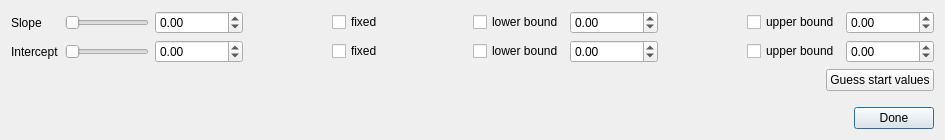
Above: pensant/ui/linearModelFitParameters.ui from syncope/pensant before the change. Below: the same form after it.
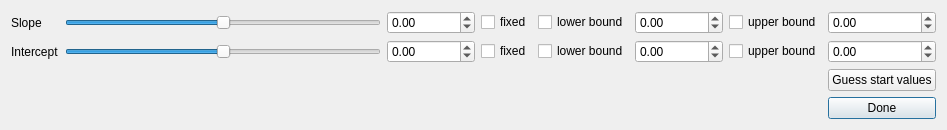
That is the form after the change.

Commit message: + first part: ui/designer for issue #6 #7 #8 and #9 : sliders more sensitive plus grid layout

```diff
--- a/pensant/ui/linearModelFitParameters.ui
+++ b/pensant/ui/linearModelFitParameters.ui
@@ -6,8 +6,8 @@
    <rect>
     <x>0</x>
     <y>0</y>
-    <width>945</width>
-    <height>140</height>
+    <width>947</width>
+    <height>128</height>
    </rect>
   </property>
   <property name="windowTitle">
@@ -16,100 +16,43 @@
   <layout class="QGridLayout" name="gridLayout_2">
    <item row="0" column="0">
     <layout class="QGridLayout" name="gridLayout">
-     <item row="0" column="1">
-      <layout class="QHBoxLayout" name="horizontalLayout">
-       <item>
-        <widget class="QSlider" name="slopeSlider">
-         <property name="maximum">
-          <number>50</number>
-         </property>
-         <property name="orientation">
-          <enum>Qt::Horizontal</enum>
-         </property>
-        </widget>
-       </item>
-       <item>
-        <widget class="QDoubleSpinBox" name="slopeValue">
-         <property name="minimum">
-          <double>-1000000000.000000000000000</double>
-         </property>
-         <property name="maximum">
-          <double>1000000000.000000000000000</double>
-         </property>
-        </widget>
-       </item>
-       <item>
-        <spacer name="horizontalSpacer">
-         <property name="orientation">
-          <enum>Qt::Horizontal</enum>
-         </property>
-         <property name="sizeHint" stdset="0">
-          <size>
-           <width>40</width>
-           <height>20</height>
-          </size>
-         </property>
-        </spacer>
-       </item>
-       <item>
+     <item row="2" column="7">
+      <widget class="QPushButton" name="guessStartValuesBtn">
+       <property name="text">
+        <string>Guess start values</string>
+       </property>
+      </widget>
+     </item>
+     <item row="0" column="3">
         <widget class="QCheckBox" name="slopeFixedCB">
          <property name="text">
           <string>fixed</string>
          </property>
         </widget>
        </item>
-       <item>
-        <spacer name="horizontalSpacer_2">
-         <property name="orientation">
-          <enum>Qt::Horizontal</enum>
-         </property>
-         <property name="sizeHint" stdset="0">
-          <size>
-           <width>40</width>
-           <height>20</height>
-          </size>
-         </property>
-        </spacer>
-       </item>
-       <item>
+     <item row="0" column="4">
         <widget class="QCheckBox" name="useLBSlope">
          <property name="text">
           <string>lower bound</string>
          </property>
         </widget>
        </item>
-       <item>
-        <widget class="QDoubleSpinBox" name="slopeLBValue">
-         <property name="minimum">
-          <double>-1000000000.000000000000000</double>
-         </property>
-         <property name="maximum">
-          <double>1000000000.000000000000000</double>
-         </property>
-        </widget>
-       </item>
-       <item>
-        <spacer name="horizontalSpacer_3">
-         <property name="orientation">
-          <enum>Qt::Horizontal</enum>
-         </property>
-         <property name="sizeHint" stdset="0">
-          <size>
-           <width>40</width>
-           <height>20</height>
-          </size>
-         </property>
-        </spacer>
-       </item>
-       <item>
+     <item row="0" column="6">
         <widget class="QCheckBox" name="useUBSlope">
          <property name="text">
           <string>upper bound</string>
          </property>
         </widget>
        </item>
-       <item>
-        <widget class="QDoubleSpinBox" name="slopeUBValue">
+     <item row="0" column="0">
+      <widget class="QLabel" name="label">
+       <property name="text">
+        <string>Slope</string>
+       </property>
+      </widget>
+     </item>
+     <item row="1" column="5">
+      <widget class="QDoubleSpinBox" name="interceptLBValue">
          <property name="minimum">
           <double>-1000000000.000000000000000</double>
          </property>
@@ -118,13 +61,32 @@
          </property>
         </widget>
        </item>
-      </layout>
+     <item row="1" column="2">
+      <widget class="QDoubleSpinBox" name="interceptValue">
+       <property name="minimum">
+        <double>-1000000000.000000000000000</double>
+       </property>
+       <property name="maximum">
+        <double>1000000000.000000000000000</double>
+       </property>
+      </widget>
+     </item>
+     <item row="1" column="4">
+      <widget class="QCheckBox" name="useLBIntercept">
+       <property name="text">
+        <string>lower bound</string>
+       </property>
+      </widget>
      </item>
      <item row="1" column="1">
-      <layout class="QHBoxLayout" name="horizontalLayout_2">
-       <item>
         <widget class="QSlider" name="interceptSlider">
          <property name="maximum">
+        <number>100</number>
+       </property>
+       <property name="pageStep">
+        <number>5</number>
+       </property>
+       <property name="value">
           <number>50</number>
          </property>
          <property name="orientation">
@@ -132,87 +94,14 @@
          </property>
         </widget>
        </item>
-       <item>
-        <widget class="QDoubleSpinBox" name="interceptValue">
-         <property name="minimum">
-          <double>-1000000000.000000000000000</double>
-         </property>
-         <property name="maximum">
-          <double>1000000000.000000000000000</double>
-         </property>
-        </widget>
-       </item>
-       <item>
-        <spacer name="horizontalSpacer_4">
-         <property name="orientation">
-          <enum>Qt::Horizontal</enum>
-         </property>
-         <property name="sizeHint" stdset="0">
-          <size>
-           <width>40</width>
-           <height>20</height>
-          </size>
-         </property>
-        </spacer>
-       </item>
-       <item>
+     <item row="1" column="3">
         <widget class="QCheckBox" name="interceptFixedCB">
          <property name="text">
           <string>fixed</string>
          </property>
         </widget>
        </item>
-       <item>
-        <spacer name="horizontalSpacer_5">
-         <property name="orientation">
-          <enum>Qt::Horizontal</enum>
-         </property>
-         <property name="sizeHint" stdset="0">
-          <size>
-           <width>40</width>
-           <height>20</height>
-          </size>
-         </property>
-        </spacer>
-       </item>
-       <item>
-        <widget class="QCheckBox" name="useLBIntercept">
-         <property name="text">
-          <string>lower bound</string>
-         </property>
-        </widget>
-       </item>
-       <item>
-        <widget class="QDoubleSpinBox" name="interceptLBValue">
-         <property name="minimum">
-          <double>-1000000000.000000000000000</double>
-         </property>
-         <property name="maximum">
-          <double>1000000000.000000000000000</double>
-         </property>
-        </widget>
-       </item>
-       <item>
-        <spacer name="horizontalSpacer_6">
-         <property name="orientation">
-          <enum>Qt::Horizontal</enum>
-         </property>
-         <property name="sizeHint" stdset="0">
-          <size>
-           <width>40</width>
-           <height>20</height>
-          </size>
-         </property>
-        </spacer>
-       </item>
-       <item>
-        <widget class="QCheckBox" name="useUBIntercept">
-         <property name="text">
-          <string>upper bound</string>
-         </property>
-        </widget>
-       </item>
-       <item>
+     <item row="1" column="7">
         <widget class="QDoubleSpinBox" name="interceptUBValue">
          <property name="minimum">
           <double>-1000000000.000000000000000</double>
@@ -222,24 +111,67 @@
          </property>
         </widget>
        </item>
-      </layout>
+     <item row="0" column="5">
+      <widget class="QDoubleSpinBox" name="slopeLBValue">
+       <property name="minimum">
+        <double>-1000000000.000000000000000</double>
+       </property>
+       <property name="maximum">
+        <double>1000000000.000000000000000</double>
+       </property>
+      </widget>
      </item>
-     <item row="4" column="1">
-      <layout class="QHBoxLayout" name="horizontalLayout_5">
-       <item>
-        <spacer name="horizontalSpacer_11">
+     <item row="1" column="6">
+      <widget class="QCheckBox" name="useUBIntercept">
+       <property name="text">
+        <string>upper bound</string>
+       </property>
+      </widget>
+     </item>
+     <item row="0" column="2">
+      <widget class="QDoubleSpinBox" name="slopeValue">
+       <property name="minimum">
+        <double>-1000000000.000000000000000</double>
+       </property>
+       <property name="maximum">
+        <double>1000000000.000000000000000</double>
+       </property>
+      </widget>
+     </item>
+     <item row="1" column="0">
+      <widget class="QLabel" name="label_2">
+       <property name="text">
+        <string>Intercept</string>
+       </property>
+      </widget>
+     </item>
+     <item row="0" column="7">
+      <widget class="QDoubleSpinBox" name="slopeUBValue">
+       <property name="minimum">
+        <double>-1000000000.000000000000000</double>
+       </property>
+       <property name="maximum">
+        <double>1000000000.000000000000000</double>
+       </property>
+      </widget>
+     </item>
+     <item row="0" column="1">
+      <widget class="QSlider" name="slopeSlider">
+       <property name="maximum">
+        <number>100</number>
+       </property>
+       <property name="pageStep">
+        <number>5</number>
+       </property>
+       <property name="value">
+        <number>50</number>
+       </property>
          <property name="orientation">
           <enum>Qt::Horizontal</enum>
          </property>
-         <property name="sizeHint" stdset="0">
-          <size>
-           <width>40</width>
-           <height>20</height>
-          </size>
-         </property>
-        </spacer>
-       </item>
-       <item>
+      </widget>
+     </item>
+     <item row="3" column="7">
         <widget class="QPushButton" name="configDonePushBtn">
          <property name="text">
           <string>Done</string>
@@ -248,59 +180,6 @@
           <bool>true</bool>
          </property>
         </widget>
-       </item>
-      </layout>
-     </item>
-     <item row="2" column="1">
-      <layout class="QHBoxLayout" name="horizontalLayout_4">
-       <item>
-        <spacer name="horizontalSpacer_10">
-         <property name="orientation">
-          <enum>Qt::Horizontal</enum>
-         </property>
-         <property name="sizeHint" stdset="0">
-          <size>
-           <width>40</width>
-           <height>20</height>
-          </size>
-         </property>
-        </spacer>
-       </item>
-       <item>
-        <widget class="QPushButton" name="guessStartValuesBtn">
-         <property name="text">
-          <string>Guess start values</string>
-         </property>
-        </widget>
-       </item>
-      </layout>
-     </item>
-     <item row="1" column="0">
-      <widget class="QLabel" name="label_2">
-       <property name="text">
-        <string>Intercept</string>
-       </property>
-      </widget>
-     </item>
-     <item row="0" column="0">
-      <widget class="QLabel" name="label">
-       <property name="text">
-        <string>Slope</string>
-       </property>
-      </widget>
-     </item>
-     <item row="3" column="1">
-      <spacer name="verticalSpacer">
-       <property name="orientation">
-        <enum>Qt::Vertical</enum>
-       </property>
-       <property name="sizeHint" stdset="0">
-        <size>
-         <width>20</width>
-         <height>40</height>
-        </size>
-       </property>
-      </spacer>
      </item>
     </layout>
    </item>
```
Lines whose indentation alone changed are shown as unchanged. The commit also changes 3 other files.
